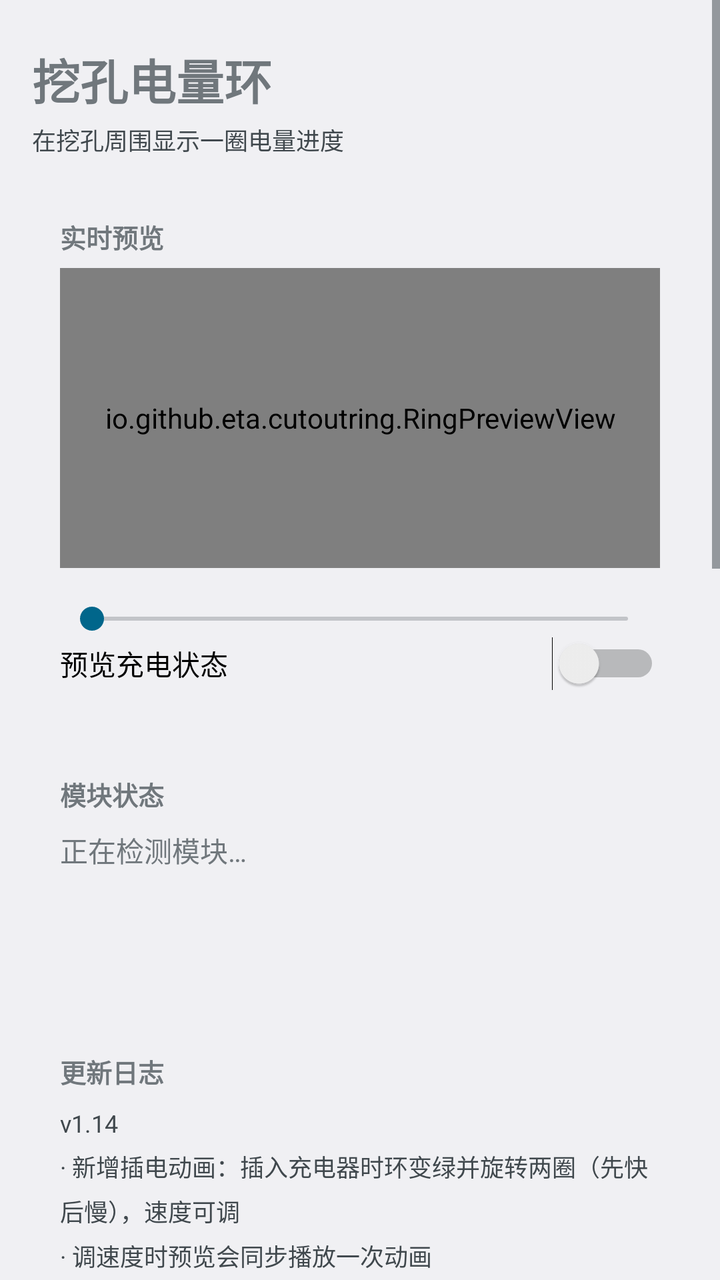
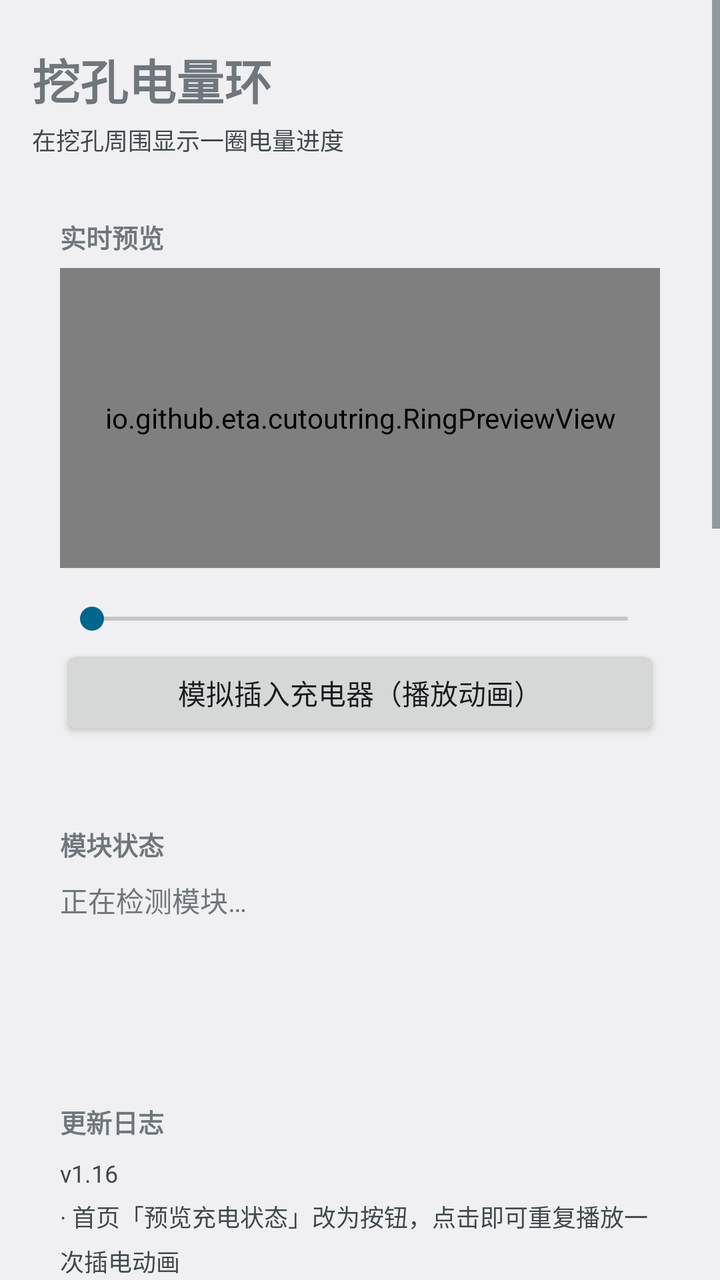

An Android layout rendered at two revisions. The XML below is the earlier revision; the diff shows what the commit changed to produce the second picture.
<!-- AndroidManifest.xml: application theme android:Theme.DeviceDefault.DayNight -->
<!-- res/layout/page_home.xml -->
<?xml version="1.0" encoding="utf-8"?>
<ScrollView xmlns:android="http://schemas.android.com/apk/res/android"
    android:layout_width="match_parent"
    android:layout_height="match_parent">

    <LinearLayout
        android:layout_width="match_parent"
        android:layout_height="wrap_content"
        android:orientation="vertical"
        android:padding="16dp">

        <TextView
            android:layout_width="match_parent"
            android:layout_height="wrap_content"
            android:layout_marginTop="6dp"
            android:text="@string/app_name"
            android:textSize="24sp"
            android:textStyle="bold" />

        <TextView
            android:layout_width="match_parent"
            android:layout_height="wrap_content"
            android:layout_marginTop="4dp"
            android:text="@string/home_tagline"
            android:textColor="?android:attr/textColorSecondary"
            android:textSize="12sp" />

        
        <LinearLayout
            android:id="@+id/card_preview"
            android:layout_width="match_parent"
            android:layout_height="wrap_content"
            android:layout_marginTop="16dp"
            android:orientation="vertical"
            android:padding="14dp">

            <TextView
                android:layout_width="match_parent"
                android:layout_height="wrap_content"
                android:text="@string/section_preview"
                android:textSize="13sp"
                android:textStyle="bold" />

            <io.github.eta.cutoutring.RingPreviewView
                android:id="@+id/preview"
                android:layout_width="match_parent"
                android:layout_height="150dp"
                android:layout_marginTop="6dp" />

            <TextView
                android:id="@+id/tv_preview_level"
                android:layout_width="match_parent"
                android:layout_height="wrap_content"
                android:gravity="center"
                android:textColor="?android:attr/textColorSecondary"
                android:textSize="12sp" />

            <SeekBar
                android:id="@+id/sb_preview"
                android:layout_width="match_parent"
                android:layout_height="wrap_content"
                android:max="100" />

            <Switch
                android:id="@+id/sw_preview_charging"
                android:layout_width="match_parent"
                android:layout_height="wrap_content"
                android:text="@string/opt_preview_charging" />
        </LinearLayout>

        
        <LinearLayout
            android:id="@+id/card_status"
            android:layout_width="match_parent"
            android:layout_height="wrap_content"
            android:layout_marginTop="14dp"
            android:orientation="vertical"
            android:padding="14dp">

            <TextView
                android:layout_width="match_parent"
                android:layout_height="wrap_content"
                android:text="@string/home_module_status"
                android:textSize="13sp"
                android:textStyle="bold" />

            <TextView
                android:id="@+id/tv_module_status"
                android:layout_width="match_parent"
                android:layout_height="wrap_content"
                android:layout_marginTop="8dp"
                android:textSize="14sp"
                android:text="@string/home_status_probing" />

            <TextView
                android:id="@+id/tv_cutout_status"
                android:layout_width="match_parent"
                android:layout_height="wrap_content"
                android:layout_marginTop="6dp"
                android:fontFamily="monospace"
                android:lineSpacingExtra="4dp"
                android:textColor="?android:attr/textColorSecondary"
                android:textSize="12sp" />

            <TextView
                android:id="@+id/tv_version"
                android:layout_width="match_parent"
                android:layout_height="wrap_content"
                android:layout_marginTop="10dp"
                android:textColor="?android:attr/textColorSecondary"
                android:textSize="12sp" />
        </LinearLayout>

        
        <LinearLayout
            android:id="@+id/card_changelog"
            android:layout_width="match_parent"
            android:layout_height="wrap_content"
            android:layout_marginTop="14dp"
            android:orientation="vertical"
            android:padding="14dp">

            <TextView
                android:layout_width="match_parent"
                android:layout_height="wrap_content"
                android:text="@string/home_changelog"
                android:textSize="13sp"
                android:textStyle="bold" />

            <TextView
                android:id="@+id/tv_changelog"
                android:layout_width="match_parent"
                android:layout_height="wrap_content"
                android:layout_marginTop="8dp"
                android:lineSpacingExtra="5dp"
                android:text="@string/home_changelog_content"
                android:textColor="?android:attr/textColorSecondary"
                android:textSize="12sp" />
        </LinearLayout>

        
        <LinearLayout
            android:id="@+id/card_actions"
            android:layout_width="match_parent"
            android:layout_height="wrap_content"
            android:layout_marginTop="14dp"
            android:layout_marginBottom="20dp"
            android:orientation="vertical"
            android:padding="14dp">

            <TextView
                android:layout_width="match_parent"
                android:layout_height="wrap_content"
                android:text="@string/section_actions"
                android:textSize="13sp"
                android:textStyle="bold" />

            <Button
                android:id="@+id/btn_restart"
                android:layout_width="match_parent"
                android:layout_height="wrap_content"
                android:layout_marginTop="10dp"
                android:text="@string/action_restart" />

            <TextView
                android:id="@+id/tv_restart_status"
                android:layout_width="match_parent"
                android:layout_height="wrap_content"
                android:layout_marginTop="8dp"
                android:textSize="12sp" />

            <TextView
                android:layout_width="match_parent"
                android:layout_height="wrap_content"
                android:layout_marginTop="10dp"
                android:lineSpacingExtra="3dp"
                android:text="@string/restart_hint"
                android:textColor="?android:attr/textColorSecondary"
                android:textSize="12sp" />
        </LinearLayout>
    </LinearLayout>
</ScrollView>
<!-- resources referenced by this layout -->
<resources>
  <string name="action_restart">重启 SystemUI（重新注入）</string>
  <string name="app_name">挖孔电量环</string>
  <string name="home_changelog">更新日志</string>
  <string name="home_changelog_content">v1.14\n· 新增插电动画：插入充电器时环变绿并旋转两圈（先快后慢），速度可调\n· 调速度时预览会同步播放一次动画\n\nv1.11\n· App 重构为「首页 / 个性化 / 设置」三栏结构\n· 首页新增模块状态探测（直接向 SystemUI 查询挖孔信息）\n· 首页新增更新日志与快速重启入口\n\nv1.10\n· 莫奈渐变支持 4 套强调色方案（浅色调→深色调组合）\n· 新增深色模式调暗，避免夜间刺眼\n· 新增低电量呼吸提醒，周期可调\n· 新增横屏时隐藏\n· 修复应用选择器只列出系统应用的问题\n\nv1.9\n· 新增在指定应用中隐藏\n· 数值微调改为「加减按钮 + 输入框 + 滑杆」\n\nv1.8\n· 配置改为设置页广播推送、SystemUI 本地存储，重载开销降到微秒级\n\nv1.7\n· 新增实时预览、颜色选择器与重启 SystemUI 按钮\n\nv1.0\n· 首个版本：在挖孔周围绘制电量环</string>
  <string name="home_module_status">模块状态</string>
  <string name="home_status_probing">正在检测模块…</string>
  <string name="home_tagline">在挖孔周围显示一圈电量进度</string>
  <string name="opt_preview_charging">预览充电状态</string>
  <string name="restart_hint">模块更新后如果没生效，点这个按钮即可。若没收到模块回执，会尝试用 root 直接重启 SystemUI。</string>
  <string name="section_actions">操作</string>
  <string name="section_preview">实时预览</string>
</resources>

<!-- the commit's change to res/layout/page_home.xml (unified diff, before → after) -->
@@ -61,11 +61,12 @@
                 android:layout_height="wrap_content"
                 android:max="100" />
 
-            <Switch
-                android:id="@+id/sw_preview_charging"
+            <Button
+                android:id="@+id/btn_preview_charge"
                 android:layout_width="match_parent"
                 android:layout_height="wrap_content"
-                android:text="@string/opt_preview_charging" />
+                android:layout_marginTop="4dp"
+                android:text="@string/action_preview_charge" />
         </LinearLayout>
 
         
<!-- resource entries referenced after the edit -->
@@ -1,13 +1,13 @@
 <!-- resources referenced by this layout -->
 <resources>
+  <string name="action_preview_charge">模拟插入充电器（播放动画）</string>
   <string name="action_restart">重启 SystemUI（重新注入）</string>
   <string name="app_name">挖孔电量环</string>
   <string name="home_changelog">更新日志</string>
-  <string name="home_changelog_content">v1.14\n· 新增插电动画：插入充电器时环变绿并旋转两圈（先快后慢），速度可调\n· 调速度时预览会同步播放一次动画\n\nv1.11\n· App 重构为「首页 / 个性化 / 设置」三栏结构\n· 首页新增模块状态探测（直接向 SystemUI 查询挖孔信息）\n· 首页新增更新日志与快速重启入口\n\nv1.10\n· 莫奈渐变支持 4 套强调色方案（浅色调→深色调组合）\n· 新增深色模式调暗，避免夜间刺眼\n· 新增低电量呼吸提醒，周期可调\n· 新增横屏时隐藏\n· 修复应用选择器只列出系统应用的问题\n\nv1.9\n· 新增在指定应用中隐藏\n· 数值微调改为「加减按钮 + 输入框 + 滑杆」\n\nv1.8\n· 配置改为设置页广播推送、SystemUI 本地存储，重载开销降到微秒级\n\nv1.7\n· 新增实时预览、颜色选择器与重启 SystemUI 按钮\n\nv1.0\n· 首个版本：在挖孔周围绘制电量环</string>
+  <string name="home_changelog_content">v1.16\n· 首页「预览充电状态」改为按钮，点击即可重复播放一次插电动画\n\nv1.14\n· 新增插电动画：插入充电器时环变绿并旋转两圈（先快后慢），速度可调\n· 调速度时预览会同步播放一次动画\n\nv1.11\n· App 重构为「首页 / 个性化 / 设置」三栏结构\n· 首页新增模块状态探测（直接向 SystemUI 查询挖孔信息）\n· 首页新增更新日志与快速重启入口\n\nv1.10\n· 莫奈渐变支持 4 套强调色方案（浅色调→深色调组合）\n· 新增深色模式调暗，避免夜间刺眼\n· 新增低电量呼吸提醒，周期可调\n· 新增横屏时隐藏\n· 修复应用选择器只列出系统应用的问题\n\nv1.9\n· 新增在指定应用中隐藏\n· 数值微调改为「加减按钮 + 输入框 + 滑杆」\n\nv1.8\n· 配置改为设置页广播推送、SystemUI 本地存储，重载开销降到微秒级\n\nv1.7\n· 新增实时预览、颜色选择器与重启 SystemUI 按钮\n\nv1.0\n· 首个版本：在挖孔周围绘制电量环</string>
   <string name="home_module_status">模块状态</string>
   <string name="home_status_probing">正在检测模块…</string>
   <string name="home_tagline">在挖孔周围显示一圈电量进度</string>
-  <string name="opt_preview_charging">预览充电状态</string>
   <string name="restart_hint">模块更新后如果没生效，点这个按钮即可。若没收到模块回执，会尝试用 root 直接重启 SystemUI。</string>
   <string name="section_actions">操作</string>
   <string name="section_preview">实时预览</string>
